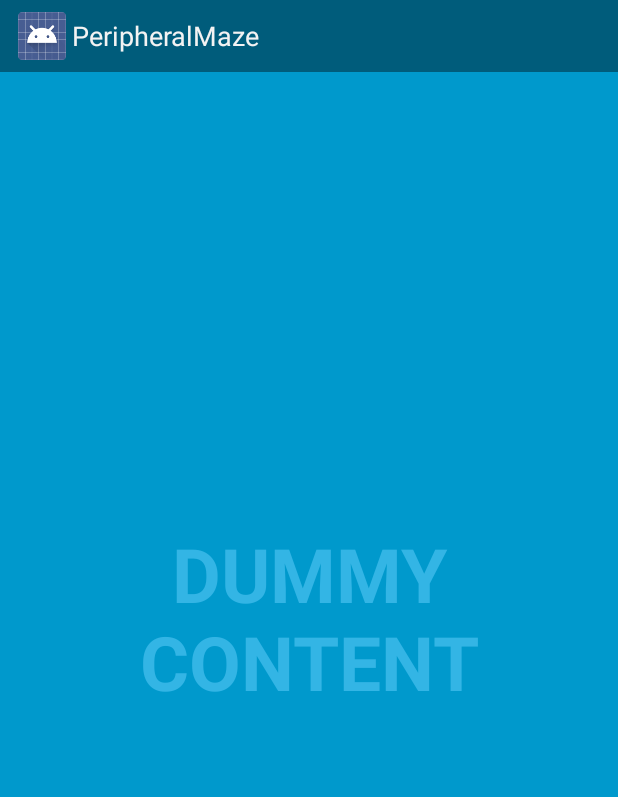
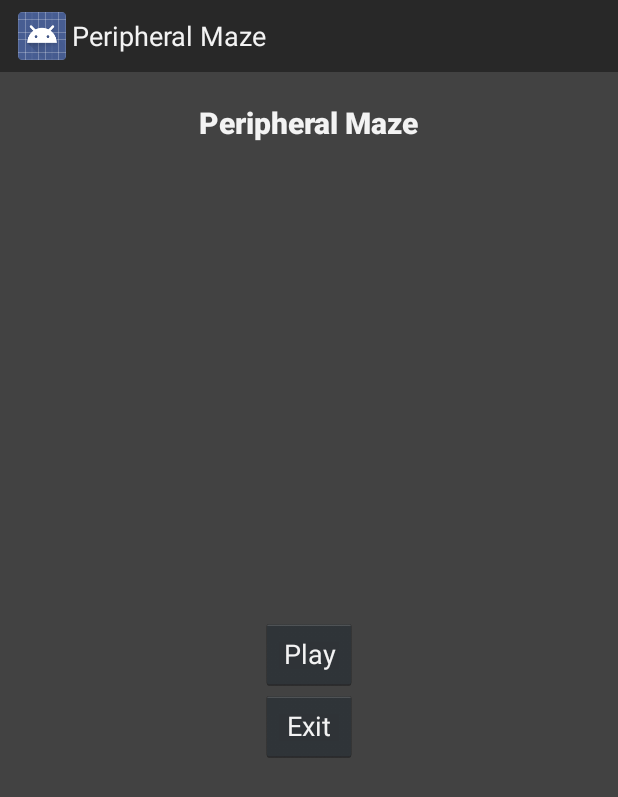
Before and after one commit to ProjPossibility/2015-CSUN-MMG, an Android app: the screen it shows after launch (MainGame), on a phone screen of 412 x 824 dp. Shown: the top 797 px of the screen. Run offline under Robolectric (Android 15) with nearby library versions, the phone set to English and light mode, and no system bars.

Commit message:
Created basic main menu for game. Added exit button to close app.

```diff
--- a/app/src/main/java/com/ss12/csun_mmg/peripheralmaze/MainGame.java
+++ b/app/src/main/java/com/ss12/csun_mmg/peripheralmaze/MainGame.java
@@ -112,7 +112,13 @@ public class MainGame extends Activity {
         // Upon interacting with UI controls, delay any scheduled hide()
         // operations to prevent the jarring behavior of controls going away
         // while interacting with the UI.
-        findViewById(R.id.dummy_button).setOnTouchListener(mDelayHideTouchListener);
+        findViewById(R.id.btn_exit).setOnTouchListener(new View.OnTouchListener() {
+            @Override
+            public boolean onTouch(View v, MotionEvent event) {
+                finish();
+                return true;
+            }
+        });
     }
 
     @Override
--- a/app/src/main/res/layout/activity_main_game.xml
+++ b/app/src/main/res/layout/activity_main_game.xml
@@ -7,25 +7,49 @@
          TextureView, etc. -->
     <TextView android:id="@+id/fullscreen_content" android:layout_width="match_parent"
         android:layout_height="match_parent" android:keepScreenOn="true" android:textColor="#33b5e5"
-        android:textStyle="bold" android:textSize="50sp" android:gravity="center"
-        android:text="@string/dummy_content" />
+        android:textStyle="bold" android:textSize="50sp" android:gravity="center" />
 
     <!-- This FrameLayout insets its children based on system windows using
          android:fitsSystemWindows. -->
     <FrameLayout android:layout_width="match_parent" android:layout_height="match_parent"
-        android:fitsSystemWindows="true">
+        android:fitsSystemWindows="true"
+        android:background="@color/background_floating_material_dark">
 
         <LinearLayout android:id="@+id/fullscreen_content_controls" style="?metaButtonBarStyle"
             android:layout_width="match_parent" android:layout_height="wrap_content"
             android:layout_gravity="bottom|center_horizontal"
             android:background="@color/black_overlay" android:orientation="horizontal"
-            tools:ignore="UselessParent">
-
-            <Button android:id="@+id/dummy_button" style="?metaButtonBarButtonStyle"
-                android:layout_width="0dp" android:layout_height="wrap_content"
-                android:layout_weight="1" android:text="@string/dummy_button" />
+            tools:ignore="UselessParent"
+            android:layout_marginBottom="@dimen/abc_action_button_min_height_material">
 
         </LinearLayout>
+
+        <Button
+            android:layout_width="wrap_content"
+            android:layout_height="wrap_content"
+            android:text="Play"
+            android:id="@+id/btn_play"
+            android:layout_gravity="center"
+            android:enabled="true" />
+
+        <Button
+            android:layout_width="wrap_content"
+            android:layout_height="wrap_content"
+            android:text="Exit"
+            android:id="@+id/btn_exit"
+            android:layout_gravity="center"
+            android:layout_marginTop="@dimen/abc_action_button_min_height_material" />
+
+        <TextView
+            android:layout_width="wrap_content"
+            android:layout_height="wrap_content"
+            android:textAppearance="?android:attr/textAppearanceMedium"
+            android:text="@string/app_name"
+            android:id="@+id/text_title"
+            android:layout_gravity="center_horizontal|top"
+            android:layout_marginTop="@dimen/abc_text_size_title_material"
+            android:textStyle="bold"
+            style="@style/TextAppearance.AppCompat.Title" />
     </FrameLayout>
 
 </FrameLayout>
--- a/app/src/main/res/values/strings.xml
+++ b/app/src/main/res/values/strings.xml
@@ -1,8 +1,6 @@
 <?xml version="1.0" encoding="utf-8"?>
 <resources>
 
-    <string name="app_name">PeripheralMaze</string>
-    <string name="dummy_button">Dummy Button</string>
-    <string name="dummy_content">DUMMY\nCONTENT</string>
+    <string name="app_name">Peripheral Maze</string>
 
 </resources>
```
